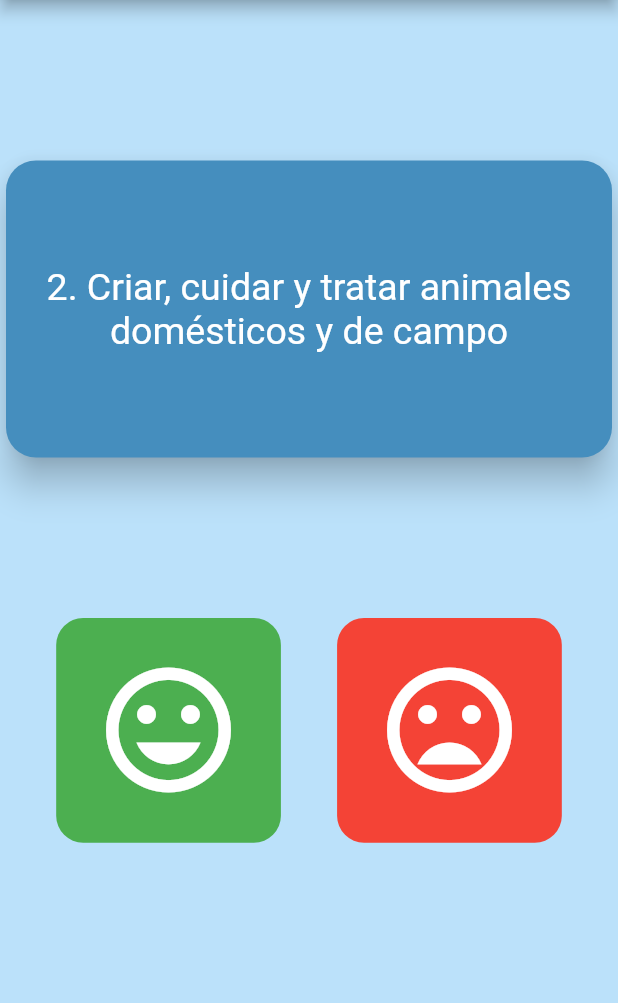
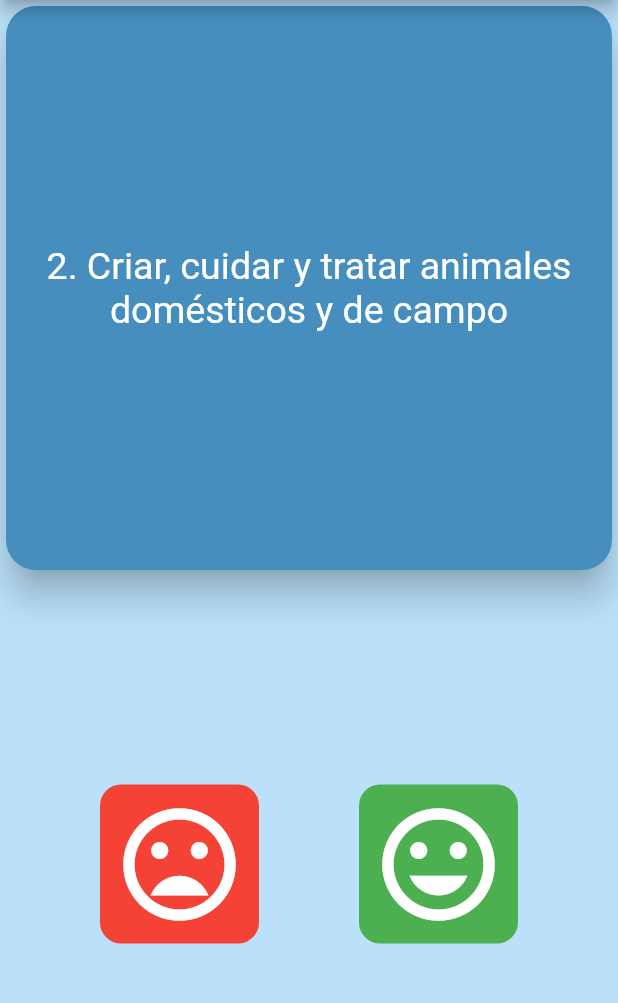
Before and after one commit to alejaam/orienta2, a Flutter app: the TestFacil screen opened by its route, after a tap on the "mood bad" icon, on a phone screen of 412 x 824 dp, the part 84-1087 px from its top. Run offline on Flutter 3.47's test engine with Material 2 defaults, Android fonts, the light colour scheme and no system bars; our stand-ins replace flutter_map, latlong, share, splashscreen; network calls fail.

Commit message:
Mejorando componentes graficos (tamaños)

```diff
--- a/lib/src/pages/home_page.dart
+++ b/lib/src/pages/home_page.dart
@@ -52,7 +52,7 @@ class _HomePageState extends State<HomePage> {
         ],
       ),
       body: Padding(
-        padding: const EdgeInsets.all(25.0),
+        padding: const EdgeInsets.all(20.0),
         child: _buildCards(),
       ),
     );
@@ -66,7 +66,7 @@ class _HomePageState extends State<HomePage> {
         if (snapshot.hasData) {
           return GridView.count(
               crossAxisCount: 2, children: _cardItems(snapshot.data, context));
-        }else{
+        } else {
           return CircularProgressIndicator();
         }
       },
@@ -83,7 +83,7 @@ class _HomePageState extends State<HomePage> {
         onTap: () {},
         child: Container(
           child: Padding(
-            padding: const EdgeInsets.all(10.0),
+            padding: const EdgeInsets.all(5.0),
             child: Card(
               color: Color.fromRGBO(69, 142, 190, 1),
               elevation: 10.0,
@@ -97,6 +97,8 @@ class _HomePageState extends State<HomePage> {
                       break;
                     case 'test':
                       _mostrarAlerta(context);
+                      break;
+                    case 'convocatorias':
                       break;
                     default:
                       Navigator.pushNamed(context, opt['ruta']);
@@ -142,30 +144,33 @@ class _HomePageState extends State<HomePage> {
             shape: RoundedRectangleBorder(
                 borderRadius: BorderRadius.circular(20.0)),
             title: Text("Instrucciones"),
-            content: Column(
+            contentPadding: EdgeInsets.all(5),
+            content: SingleChildScrollView(
+              child: Column(
                 mainAxisSize:
                     MainAxisSize.min, //El contenido interno dice el tamaño
                 children: <Widget>[
                   ListTile(
                     title: Text(
-                      "1. A continuación ta haremos una serie de 80 preguntas y enunciados(Bastante rápidas)"),
+                        "A continuación te haremos una serie de 80 preguntas y enunciados(Bastante rápidas)"),
                   ),
                   ListTile(
                     title: Text(
-                      "2. Contestala con toda sinceridad para obtener un resultado más preciso"),
+                        "1. Contestala con toda sinceridad para obtener un resultado más preciso"),
                   ),
                   ListTile(
                     title: Text(
-                      "3. Las respuestas solo son 2: Me agrada o me desagrada"),
+                        "2. Las respuestas solo son 2, Me agrada o me desagrada"),
                   ),
                   ListTile(
-                  title: Text("4. No podrás salir del test hasta finalizar"),
+                    title: Text("3. No podrás salir del test hasta finalizar"),
                   ),
                 ],
               ),
+            ),
             actions: <Widget>[
               Row(
-                mainAxisAlignment: MainAxisAlignment.spaceBetween,
+                // mainAxisAlignment: MainAxisAlignment.spaceBetween,
                 children: <Widget>[
                   FlatButton(
                     child: Text("Cancelar"),
@@ -174,6 +179,9 @@ class _HomePageState extends State<HomePage> {
                     },
                   ),
                   FlatButton(
+                    color: Color.fromRGBO(69, 142, 190, 1),
+                    shape: RoundedRectangleBorder(
+                        borderRadius: BorderRadius.circular(12)),
                     child: Text("Aceptar"),
                     onPressed: () {
                       Navigator.pushReplacementNamed(context, 'test');
--- a/lib/src/pages/instituciones_page.dart
+++ b/lib/src/pages/instituciones_page.dart
@@ -100,8 +100,7 @@ class InstitucionesPage extends StatelessWidget {
                       padding: EdgeInsets.all(5.0),
                       child: Row(
                         children: <Widget>[
-                          Flexible(
-                            child: Container(
+                          Container(
                             width: 100,
                             height: 100,
                             padding: EdgeInsets.only(left: 15.0),
@@ -113,11 +112,12 @@ class InstitucionesPage extends StatelessWidget {
                               fit: BoxFit.contain,
                             ),
                           ),
-                          ),
-                          Container(
+                          Flexible(
+                            child: Container(
                               child: Text(
                                 institucion["institucion"],
                                 style: TextStyle(fontWeight: FontWeight.bold),
+                              ),
                             ),
                           )
                         ],
--- a/lib/src/pages/plantel_page.dart
+++ b/lib/src/pages/plantel_page.dart
@@ -19,7 +19,6 @@ class PlanetelPage extends StatefulWidget {
 
 class _PlanetelPageState extends State<PlanetelPage> {
   final map = new MapController();
-
   String tipoMapa = 'streets';
 
   @override
@@ -70,7 +69,8 @@ class _PlanetelPageState extends State<PlanetelPage> {
             Container(
               padding: EdgeInsets.all(10),
               height: _screenSize.height / 3,
-              child: SizedBox(height: 20, child: _crearFlutterMap(widget.ubicacion)),
+              child: SizedBox(
+                  height: 20, child: _crearFlutterMap(widget.ubicacion)),
             ),
             Container(
               padding: EdgeInsets.all(10),
--- a/lib/src/pages/planteles_page.dart
+++ b/lib/src/pages/planteles_page.dart
@@ -91,8 +91,7 @@ class PlanetelesPage extends StatelessWidget {
                       padding: EdgeInsets.all(5.0),
                       child: Row(
                         children: <Widget>[
-                          Flexible(
-                            child: Container(
+                          Container(
                             width: 100,
                             height: 100,
                             padding: EdgeInsets.only(left: 15.0),
@@ -104,11 +103,12 @@ class PlanetelesPage extends StatelessWidget {
                               fit: BoxFit.contain,
                             ),
                           ),
-                          ),
-                          Container(
+                          Flexible(
+                            child: Container(
                               child: Text(
                                 institucion["siglas"],
                                 style: TextStyle(fontWeight: FontWeight.bold),
+                              ),
                             ),
                           )
                         ],
--- a/lib/src/pages/test_page.dart
+++ b/lib/src/pages/test_page.dart
@@ -9,8 +9,6 @@ class TestFacil extends StatefulWidget {
 }
 
 class _TestFacilState extends State<TestFacil> {
-  List<Widget> scoreKeeper = [];
-
   @override
   Widget build(BuildContext context) {
     final _screenSize = MediaQuery.of(context).size;
@@ -46,13 +44,9 @@ class _TestFacilState extends State<TestFacil> {
         body: Column(
           // mainAxisAlignment: MainAxisAlignment.center,
           children: <Widget>[
-            Container(
-              height: _screenSize.height / 2,
-              child: Column(
-                mainAxisAlignment: MainAxisAlignment.center,
-                children: <Widget>[
-                  Container(
-                    height: _screenSize.height / 4,
+            Expanded(
+              child: Container(
+                // height: _screenSize.height / 2,
                 width: _screenSize.height / 2,
                 child: Card(
                   color: Color.fromRGBO(69, 142, 190, 1),
@@ -62,12 +56,7 @@ class _TestFacilState extends State<TestFacil> {
                   child: Column(
                       mainAxisAlignment: MainAxisAlignment.center,
                       children: <Widget>[
-                            Column(
-                              children: <Widget>[
-                                Padding(
-                                  padding: EdgeInsets.all(10.0),
-                                  child: Center(
-                                    child: Text(
+                        Text(
                           tf.getQuestionText(),
                           textAlign: TextAlign.center,
                           style: TextStyle(
@@ -75,30 +64,44 @@ class _TestFacilState extends State<TestFacil> {
                             color: Colors.white,
                           ),
                         ),
-                                  ),
-                                ),
-                              ],
-                            ),
                       ]),
                 ),
               ),
-                ],
+            ),
+            Expanded(
+              child: Row(
+                mainAxisAlignment: MainAxisAlignment.spaceEvenly,
+                children: <Widget>[
+                  Ink(
+                    decoration: ShapeDecoration(
+                      color: Colors.red,
+                      shape: RoundedRectangleBorder(
+                          borderRadius: BorderRadius.circular(14.0)),
+                    ),
+                    child: IconButton(
+                      iconSize: 90,
+                      icon: Icon(Icons.mood_bad),
+                      color: Colors.white,
+                      onPressed: () {
+                        setState(() {
+                          tf.respuestausuario = false;
+                          // tf.validararea();
+                          tf.nextQuestion(context);
+                          print('siguiente pregunta');
+                        });
+                      },
                     ),
                   ),
-            Column(
-              children: <Widget>[
-                Row(
-                  mainAxisAlignment: MainAxisAlignment.spaceEvenly,
-                  children: <Widget>[
-                    SizedBox(
-                      width: _screenSize.height / 5.5,
-                      height: _screenSize.height / 5.5,
-                      child: FlatButton(
+                  Ink(
+                    decoration: ShapeDecoration(
+                      color: Colors.green,
                       shape: RoundedRectangleBorder(
-                            borderRadius: new BorderRadius.circular(18.0)),
-                        textColor: Colors.white,
-                        color: Colors.green,
-                        child: Icon(Icons.mood, size: 100.0),
+                          borderRadius: BorderRadius.circular(14.0)),
+                    ),
+                    child: IconButton(
+                      iconSize: 90,
+                      icon: Icon(Icons.mood),
+                      color: Colors.white,
                       onPressed: () {
                         setState(() {
                           tf.respuestausuario = true;
@@ -108,27 +111,9 @@ class _TestFacilState extends State<TestFacil> {
                         });
                       },
                     ),
-                    ),
-                    SizedBox(
-                      width: _screenSize.height / 5.5,
-                      height: _screenSize.height / 5.5,
-                      child: FlatButton(
-                        shape: RoundedRectangleBorder(
-                            borderRadius: new BorderRadius.circular(18.0)),
-                        color: Colors.red,
-                        child: Icon(Icons.mood_bad,
-                            size: 100.0, color: Colors.white),
-                        onPressed: () {
-                          setState(() {
-                            tf.respuestausuario = false;
-                            tf.nextQuestion(context);
-                          });
-                        },
-                      ),
-                    ),
+                  )
                 ],
               ),
-              ],
             )
           ],
         ),
--- a/lib/src/pages/universidades_page.dart
+++ b/lib/src/pages/universidades_page.dart
@@ -7,10 +7,8 @@ import 'package:orientat/src/widgets/drawer_widget.dart';
 class UniversidadesPage extends StatelessWidget {
   const UniversidadesPage({Key key}) : super(key: key);
 
-
   @override
   Widget build(BuildContext context) {
-
     return Scaffold(
         backgroundColor: Color.fromRGBO(187, 225, 250, 1),
         // bottomNavigationBar: _bottomNavigationBar(context),
@@ -108,7 +106,8 @@ class UniversidadesPage extends StatelessWidget {
                           ),
                           Container(
                             child: Text(
-                              institucion['institucion'], style: TextStyle(fontWeight: FontWeight.bold),
+                              institucion['institucion'],
+                              style: TextStyle(fontWeight: FontWeight.bold),
                             ),
                           )
                         ],
```
Lines whose indentation alone changed are shown as unchanged.
